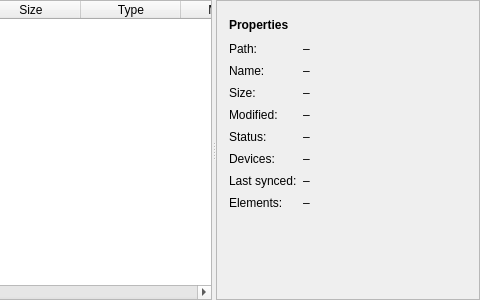
Above: hsync_desktop/ui/file_panel.ui from albertsdk/hsync-desktop before the change; both pictures show x 220 to 700 and y 0 to 300 of the 700 by 300 pixel window. Below: the same form after it.
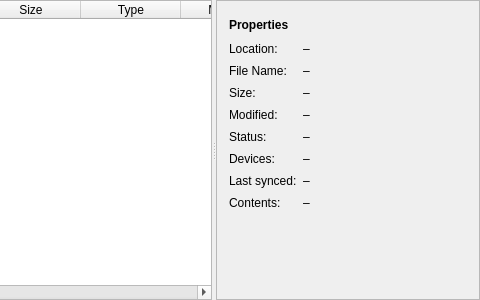
That is the form after the change.

The edit to the form file:
```diff
--- a/hsync_desktop/ui/file_panel.ui
+++ b/hsync_desktop/ui/file_panel.ui
@@ -129,7 +129,7 @@
          <property name="verticalSpacing"><number>8</number></property>
          <item row="0" column="0">
           <widget class="QLabel" name="lblFilepath">
-           <property name="text"><string>Path:</string></property>
+           <property name="text"><string>Location:</string></property>
           </widget>
          </item>
          <item row="0" column="1">
@@ -140,7 +140,7 @@
          </item>
          <item row="1" column="0">
           <widget class="QLabel" name="lblFilename">
-           <property name="text"><string>Name:</string></property>
+           <property name="text"><string>File Name:</string></property>
           </widget>
          </item>
          <item row="1" column="1">
@@ -202,7 +202,7 @@
          </item>
          <item row="7" column="0">
           <widget class="QLabel" name="lblElements">
-           <property name="text"><string>Elements:</string></property>
+           <property name="text"><string>Contents:</string></property>
           </widget>
          </item>
          <item row="7" column="1">
```
Left out of the diff: 2 changed lines with no effect on the pictures.
